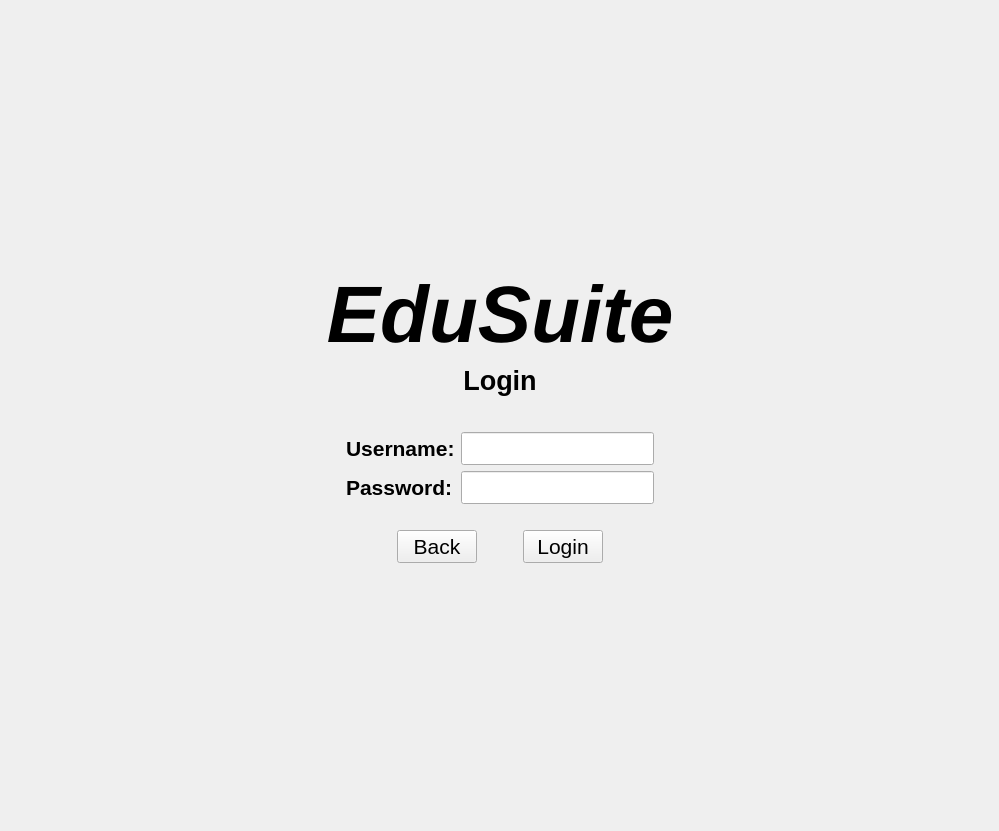
This is ui-design/StackedGUI.ui in Rowantrek/pythonedusuite as Qt 5 draws it before an edit. The edited form follows.
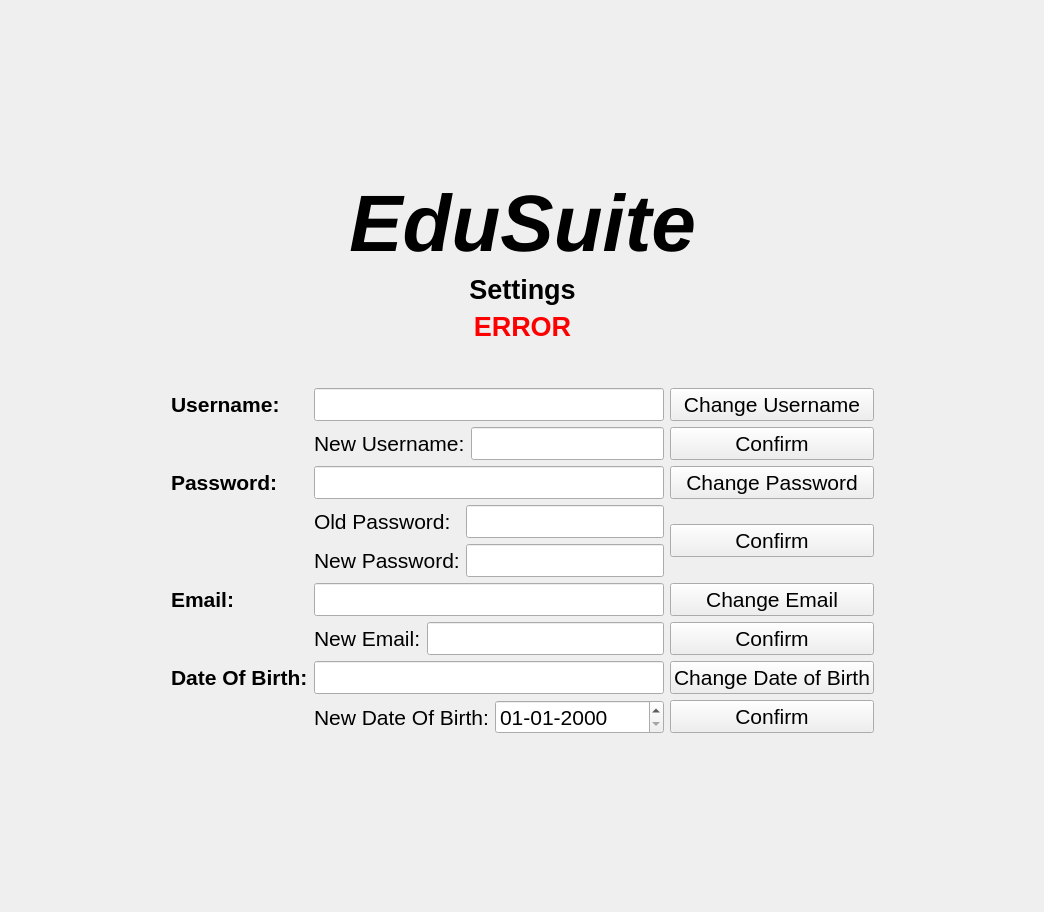
This is the edited form. Icons and pictures are not drawn.

Diff of the .ui file:
```diff
--- a/ui-design/StackedGUI.ui
+++ b/ui-design/StackedGUI.ui
@@ -6,8 +6,8 @@
    <rect>
     <x>0</x>
     <y>0</y>
-    <width>999</width>
-    <height>831</height>
+    <width>1044</width>
+    <height>912</height>
    </rect>
   </property>
   <property name="windowTitle">
@@ -23,8 +23,11 @@
       <layout class="QGridLayout" name="gridLayout_3">
        <item row="0" column="0">
         <widget class="QStackedWidget" name="guif_mm_stacker">
+         <property name="enabled">
+          <bool>true</bool>
+         </property>
          <property name="currentIndex">
-          <number>1</number>
+          <number>4</number>
          </property>
          <widget class="QWidget" name="guif_mainmenu">
           <layout class="QGridLayout" name="gridLayout_2">
@@ -756,6 +759,837 @@
            </item>
           </layout>
          </widget>
+         <widget class="QWidget" name="guif_register">
+          <layout class="QGridLayout" name="gridLayout_7">
+           <item row="1" column="1">
+            <layout class="QGridLayout" name="guif_rm_grid">
+             <item row="4" column="0">
+              <spacer name="verticalSpacer_13">
+               <property name="orientation">
+                <enum>Qt::Vertical</enum>
+               </property>
+               <property name="sizeType">
+                <enum>QSizePolicy::Fixed</enum>
+               </property>
+               <property name="sizeHint" stdset="0">
+                <size>
+                 <width>20</width>
+                 <height>20</height>
+                </size>
+               </property>
+              </spacer>
+             </item>
+             <item row="1" column="0">
+              <widget class="QLabel" name="guif_rm_title_reg">
+               <property name="font">
+                <font>
+                 <pointsize>20</pointsize>
+                 <weight>75</weight>
+                 <italic>true</italic>
+                 <bold>true</bold>
+                </font>
+               </property>
+               <property name="text">
+                <string>Register</string>
+               </property>
+               <property name="alignment">
+                <set>Qt::AlignCenter</set>
+               </property>
+              </widget>
+             </item>
+             <item row="0" column="0">
+              <widget class="QLabel" name="guif_rm_title">
+               <property name="font">
+                <font>
+                 <pointsize>60</pointsize>
+                 <weight>75</weight>
+                 <italic>true</italic>
+                 <bold>true</bold>
+                </font>
+               </property>
+               <property name="text">
+                <string>EduSuite</string>
+               </property>
+               <property name="alignment">
+                <set>Qt::AlignCenter</set>
+               </property>
+              </widget>
+             </item>
+             <item row="3" column="0">
+              <layout class="QHBoxLayout" name="horizontalLayout_2">
+               <item>
+                <layout class="QGridLayout" name="gridLayout_4">
+                 <item row="0" column="3">
+                  <spacer name="horizontalSpacer_19">
+                   <property name="orientation">
+                    <enum>Qt::Horizontal</enum>
+                   </property>
+                   <property name="sizeType">
+                    <enum>QSizePolicy::Fixed</enum>
+                   </property>
+                   <property name="sizeHint" stdset="0">
+                    <size>
+                     <width>100</width>
+                     <height>20</height>
+                    </size>
+                   </property>
+                  </spacer>
+                 </item>
+                 <item row="0" column="2">
+                  <widget class="QLineEdit" name="guif_rm_input_user">
+                   <property name="font">
+                    <font>
+                     <pointsize>16</pointsize>
+                    </font>
+                   </property>
+                   <property name="maxLength">
+                    <number>100</number>
+                   </property>
+                  </widget>
+                 </item>
+                 <item row="0" column="1">
+                  <widget class="QLabel" name="guif_rm_label_user">
+                   <property name="font">
+                    <font>
+                     <pointsize>16</pointsize>
+                     <weight>75</weight>
+                     <bold>true</bold>
+                    </font>
+                   </property>
+                   <property name="text">
+                    <string>Username:</string>
+                   </property>
+                  </widget>
+                 </item>
+                 <item row="0" column="0">
+                  <spacer name="horizontalSpacer_18">
+                   <property name="orientation">
+                    <enum>Qt::Horizontal</enum>
+                   </property>
+                   <property name="sizeType">
+                    <enum>QSizePolicy::Fixed</enum>
+                   </property>
+                   <property name="sizeHint" stdset="0">
+                    <size>
+                     <width>100</width>
+                     <height>20</height>
+                    </size>
+                   </property>
+                  </spacer>
+                 </item>
+                 <item row="1" column="2">
+                  <widget class="QLineEdit" name="guif_rm_input_pass">
+                   <property name="font">
+                    <font>
+                     <pointsize>16</pointsize>
+                     <weight>50</weight>
+                     <italic>false</italic>
+                     <bold>false</bold>
+                    </font>
+                   </property>
+                   <property name="maxLength">
+                    <number>100</number>
+                   </property>
+                   <property name="readOnly">
+                    <bool>false</bool>
+                   </property>
+                  </widget>
+                 </item>
+                 <item row="1" column="1">
+                  <widget class="QLabel" name="guif_rm_label_pass">
+                   <property name="font">
+                    <font>
+                     <pointsize>16</pointsize>
+                     <weight>75</weight>
+                     <bold>true</bold>
+                    </font>
+                   </property>
+                   <property name="text">
+                    <string>Password:</string>
+                   </property>
+                  </widget>
+                 </item>
+                 <item row="2" column="1">
+                  <widget class="QLabel" name="guif_rm_label_email">
+                   <property name="font">
+                    <font>
+                     <pointsize>16</pointsize>
+                     <weight>75</weight>
+                     <bold>true</bold>
+                    </font>
+                   </property>
+                   <property name="text">
+                    <string>Email:</string>
+                   </property>
+                  </widget>
+                 </item>
+                 <item row="2" column="2">
+                  <widget class="QLineEdit" name="guif_rm_input_email">
+                   <property name="font">
+                    <font>
+                     <pointsize>16</pointsize>
+                    </font>
+                   </property>
+                   <property name="maxLength">
+                    <number>100</number>
+                   </property>
+                  </widget>
+                 </item>
+                 <item row="3" column="1">
+                  <widget class="QLabel" name="guif_rm_label_dob">
+                   <property name="font">
+                    <font>
+                     <pointsize>16</pointsize>
+                     <weight>75</weight>
+                     <bold>true</bold>
+                    </font>
+                   </property>
+                   <property name="text">
+                    <string>Date of Birth:</string>
+                   </property>
+                  </widget>
+                 </item>
+                 <item row="3" column="2">
+                  <widget class="QDateEdit" name="guif_rm_input_date">
+                   <property name="font">
+                    <font>
+                     <pointsize>16</pointsize>
+                    </font>
+                   </property>
+                   <property name="displayFormat">
+                    <string>dd-MM-yyyy</string>
+                   </property>
+                   <property name="calendarPopup">
+                    <bool>true</bool>
+                   </property>
+                  </widget>
+                 </item>
+                </layout>
+               </item>
+              </layout>
+             </item>
+             <item row="5" column="0">
+              <layout class="QHBoxLayout" name="horizontalLayout_3">
+               <item>
+                <spacer name="horizontalSpacer_20">
+                 <property name="orientation">
+                  <enum>Qt::Horizontal</enum>
+                 </property>
+                 <property name="sizeHint" stdset="0">
+                  <size>
+                   <width>40</width>
+                   <height>20</height>
+                  </size>
+                 </property>
+                </spacer>
+               </item>
+               <item>
+                <widget class="QPushButton" name="guif_rm_btn_back">
+                 <property name="font">
+                  <font>
+                   <pointsize>16</pointsize>
+                   <weight>50</weight>
+                   <bold>false</bold>
+                  </font>
+                 </property>
+                 <property name="text">
+                  <string>Back</string>
+                 </property>
+                </widget>
+               </item>
+               <item>
+                <spacer name="horizontalSpacer_22">
+                 <property name="orientation">
+                  <enum>Qt::Horizontal</enum>
+                 </property>
+                 <property name="sizeHint" stdset="0">
+                  <size>
+                   <width>40</width>
+                   <height>20</height>
+                  </size>
+                 </property>
+                </spacer>
+               </item>
+               <item>
+                <widget class="QPushButton" name="guif_rm_btn_reg">
+                 <property name="font">
+                  <font>
+                   <pointsize>16</pointsize>
+                  </font>
+                 </property>
+                 <property name="text">
+                  <string>Register</string>
+                 </property>
+                </widget>
+               </item>
+               <item>
+                <spacer name="horizontalSpacer_21">
+                 <property name="orientation">
+                  <enum>Qt::Horizontal</enum>
+                 </property>
+                 <property name="sizeHint" stdset="0">
+                  <size>
+                   <width>40</width>
+                   <height>20</height>
+                  </size>
+                 </property>
+                </spacer>
+               </item>
+              </layout>
+             </item>
+             <item row="2" column="0">
+              <widget class="QLabel" name="guif_rm_label_invalid">
+               <property name="enabled">
+                <bool>false</bool>
+               </property>
+               <property name="font">
+                <font>
+                 <pointsize>20</pointsize>
+                 <weight>75</weight>
+                 <bold>true</bold>
+                </font>
+               </property>
+               <property name="styleSheet">
+                <string notr="true">color: rgb(255, 0, 0);</string>
+               </property>
+               <property name="text">
+                <string>Invalid Details</string>
+               </property>
+               <property name="alignment">
+                <set>Qt::AlignCenter</set>
+               </property>
+              </widget>
+             </item>
+            </layout>
+           </item>
+           <item row="2" column="1">
+            <spacer name="verticalSpacer_15">
+             <property name="orientation">
+              <enum>Qt::Vertical</enum>
+             </property>
+             <property name="sizeHint" stdset="0">
+              <size>
+               <width>20</width>
+               <height>40</height>
+              </size>
+             </property>
+            </spacer>
+           </item>
+           <item row="1" column="0">
+            <spacer name="horizontalSpacer_23">
+             <property name="orientation">
+              <enum>Qt::Horizontal</enum>
+             </property>
+             <property name="sizeHint" stdset="0">
+              <size>
+               <width>40</width>
+               <height>20</height>
+              </size>
+             </property>
+            </spacer>
+           </item>
+           <item row="0" column="1">
+            <spacer name="verticalSpacer_14">
+             <property name="orientation">
+              <enum>Qt::Vertical</enum>
+             </property>
+             <property name="sizeHint" stdset="0">
+              <size>
+               <width>20</width>
+               <height>40</height>
+              </size>
+             </property>
+            </spacer>
+           </item>
+           <item row="1" column="2">
+            <spacer name="horizontalSpacer_24">
+             <property name="orientation">
+              <enum>Qt::Horizontal</enum>
+             </property>
+             <property name="sizeHint" stdset="0">
+              <size>
+               <width>40</width>
+               <height>20</height>
+              </size>
+             </property>
+            </spacer>
+           </item>
+          </layout>
+         </widget>
+         <widget class="QWidget" name="guif_settings">
+          <layout class="QGridLayout" name="gridLayout_12">
+           <item row="0" column="1">
+            <spacer name="verticalSpacer_16">
+             <property name="orientation">
+              <enum>Qt::Vertical</enum>
+             </property>
+             <property name="sizeHint" stdset="0">
+              <size>
+               <width>20</width>
+               <height>40</height>
+              </size>
+             </property>
+            </spacer>
+           </item>
+           <item row="2" column="1">
+            <spacer name="verticalSpacer_17">
+             <property name="orientation">
+              <enum>Qt::Vertical</enum>
+             </property>
+             <property name="sizeHint" stdset="0">
+              <size>
+               <width>20</width>
+               <height>40</height>
+              </size>
+             </property>
+            </spacer>
+           </item>
+           <item row="1" column="0">
+            <spacer name="horizontalSpacer_25">
+             <property name="orientation">
+              <enum>Qt::Horizontal</enum>
+             </property>
+             <property name="sizeHint" stdset="0">
+              <size>
+               <width>40</width>
+               <height>20</height>
+              </size>
+             </property>
+            </spacer>
+           </item>
+           <item row="1" column="1">
+            <layout class="QGridLayout" name="gridLayout_8">
+             <item row="3" column="0">
+              <spacer name="verticalSpacer_12">
+               <property name="orientation">
+                <enum>Qt::Vertical</enum>
+               </property>
+               <property name="sizeType">
+                <enum>QSizePolicy::Fixed</enum>
+               </property>
+               <property name="sizeHint" stdset="0">
+                <size>
+                 <width>20</width>
+                 <height>40</height>
+                </size>
+               </property>
+              </spacer>
+             </item>
+             <item row="2" column="0">
+              <widget class="QLabel" name="guif_set_label_error">
+               <property name="font">
+                <font>
+                 <pointsize>20</pointsize>
+                 <weight>75</weight>
+                 <bold>true</bold>
+                </font>
+               </property>
+               <property name="styleSheet">
+                <string notr="true">color: rgb(255, 0, 0);</string>
+               </property>
+               <property name="text">
+                <string>ERROR</string>
+               </property>
+               <property name="alignment">
+                <set>Qt::AlignCenter</set>
+               </property>
+              </widget>
+             </item>
+             <item row="0" column="0">
+              <widget class="QLabel" name="guif_set_title">
+               <property name="font">
+                <font>
+                 <pointsize>60</pointsize>
+                 <weight>75</weight>
+                 <italic>true</italic>
+                 <bold>true</bold>
+                </font>
+               </property>
+               <property name="text">
+                <string>EduSuite</string>
+               </property>
+               <property name="alignment">
+                <set>Qt::AlignCenter</set>
+               </property>
+              </widget>
+             </item>
+             <item row="1" column="0">
+              <widget class="QLabel" name="guif_set_title_set">
+               <property name="font">
+                <font>
+                 <pointsize>20</pointsize>
+                 <weight>75</weight>
+                 <italic>false</italic>
+                 <bold>true</bold>
+                </font>
+               </property>
+               <property name="text">
+                <string>Settings</string>
+               </property>
+               <property name="alignment">
+                <set>Qt::AlignCenter</set>
+               </property>
+              </widget>
+             </item>
+             <item row="4" column="0">
+              <layout class="QHBoxLayout" name="horizontalLayout_5">
+               <item>
+                <layout class="QGridLayout" name="gridLayout_9">
+                 <item row="1" column="2">
+                  <widget class="QPushButton" name="guif_set_btn_confirm_user">
+                   <property name="font">
+                    <font>
+                     <pointsize>16</pointsize>
+                    </font>
+                   </property>
+                   <property name="text">
+                    <string>Confirm</string>
+                   </property>
+                  </widget>
+                 </item>
+                 <item row="2" column="0">
+                  <widget class="QLabel" name="guif_set_label_pass">
+                   <property name="font">
+                    <font>
+                     <pointsize>16</pointsize>
+                     <weight>75</weight>
+                     <bold>true</bold>
+                    </font>
+                   </property>
+                   <property name="text">
+                    <string>Password:</string>
+                   </property>
+                  </widget>
+                 </item>
+                 <item row="2" column="2">
+                  <widget class="QPushButton" name="guif_set_btn_changepass">
+                   <property name="font">
+                    <font>
+                     <pointsize>16</pointsize>
+                    </font>
+                   </property>
+                   <property name="text">
+                    <string>Change Password</string>
+                   </property>
+                  </widget>
+                 </item>
+                 <item row="6" column="0">
+                  <widget class="QLabel" name="guif_set_label_dob">
+                   <property name="font">
+                    <font>
+                     <pointsize>16</pointsize>
+                     <weight>75</weight>
+                     <bold>true</bold>
+                    </font>
+                   </property>
+                   <property name="text">
+                    <string>Date Of Birth:</string>
+                   </property>
+                  </widget>
+                 </item>
+                 <item row="6" column="1">
+                  <widget class="QLineEdit" name="guif_set_edit_dob">
+                   <property name="font">
+                    <font>
+                     <pointsize>16</pointsize>
+                    </font>
+                   </property>
+                   <property name="readOnly">
+                    <bool>true</bool>
+                   </property>
+                  </widget>
+                 </item>
+                 <item row="6" column="2">
+                  <widget class="QPushButton" name="guif_set_btn_changedob">
+                   <property name="font">
+                    <font>
+                     <pointsize>16</pointsize>
+                    </font>
+                   </property>
+                   <property name="text">
+                    <string>Change Date of Birth</string>
+                   </property>
+                  </widget>
+                 </item>
+                 <item row="0" column="0">
+                  <widget class="QLabel" name="guif_set_label_user">
+                   <property name="font">
+                    <font>
+                     <pointsize>16</pointsize>
+                     <weight>75</weight>
+                     <bold>true</bold>
+                    </font>
+                   </property>
+                   <property name="text">
+                    <string>Username:</string>
+                   </property>
+                  </widget>
+                 </item>
+                 <item row="0" column="2">
+                  <widget class="QPushButton" name="guif_set_btn_changeuser">
+                   <property name="font">
+                    <font>
+                     <pointsize>16</pointsize>
+                    </font>
+                   </property>
+                   <property name="text">
+                    <string>Change Username</string>
+                   </property>
+                  </widget>
+                 </item>
+                 <item row="2" column="1">
+                  <widget class="QLineEdit" name="guif_set_edit_pass">
+                   <property name="font">
+                    <font>
+                     <pointsize>16</pointsize>
+                    </font>
+                   </property>
+                   <property name="readOnly">
+                    <bool>true</bool>
+                   </property>
+                  </widget>
+                 </item>
+                 <item row="4" column="2">
+                  <widget class="QPushButton" name="guif_set_btn_changeemail">
+                   <property name="font">
+                    <font>
+                     <pointsize>16</pointsize>
+                    </font>
+                   </property>
+                   <property name="text">
+                    <string>Change Email</string>
+                   </property>
+                  </widget>
+                 </item>
+                 <item row="4" column="1">
+                  <widget class="QLineEdit" name="guif_set_edit_email">
+                   <property name="font">
+                    <font>
+                     <pointsize>16</pointsize>
+                    </font>
+                   </property>
+                   <property name="readOnly">
+                    <bool>true</bool>
+                   </property>
+                  </widget>
+                 </item>
+                 <item row="4" column="0">
+                  <widget class="QLabel" name="guif_set_label_email">
+                   <property name="font">
+                    <font>
+                     <pointsize>16</pointsize>
+                     <weight>75</weight>
+                     <bold>true</bold>
+                    </font>
+                   </property>
+                   <property name="text">
+                    <string>Email:</string>
+                   </property>
+                  </widget>
+                 </item>
+                 <item row="0" column="1">
+                  <widget class="QLineEdit" name="guif_set_edit_user">
+                   <property name="font">
+                    <font>
+                     <pointsize>16</pointsize>
+                    </font>
+                   </property>
+                   <property name="readOnly">
+                    <bool>true</bool>
+                   </property>
+                  </widget>
+                 </item>
+                 <item row="3" column="1">
+                  <layout class="QHBoxLayout" name="guif_set_lay_newpass">
+                   <item>
+                    <layout class="QGridLayout" name="gridLayout_11">
+                     <item row="0" column="0">
+                      <widget class="QLabel" name="guif_set_label_oldpass">
+                       <property name="font">
+                        <font>
+                         <pointsize>16</pointsize>
+                        </font>
+                       </property>
+                       <property name="text">
+                        <string>Old Password:</string>
+                       </property>
+                      </widget>
+                     </item>
+                     <item row="0" column="1">
+                      <widget class="QLineEdit" name="guif_set_edit_oldpass">
+                       <property name="font">
+                        <font>
+                         <pointsize>16</pointsize>
+                        </font>
+                       </property>
+                      </widget>
+                     </item>
+                     <item row="1" column="0">
+                      <widget class="QLabel" name="guif_set_label_newpass">
+                       <property name="font">
+                        <font>
+                         <pointsize>16</pointsize>
+                        </font>
+                       </property>
+                       <property name="text">
+                        <string>New Password:</string>
+                       </property>
+                      </widget>
+                     </item>
+                     <item row="1" column="1">
+                      <widget class="QLineEdit" name="guif_set_edit_newpass">
+                       <property name="font">
+                        <font>
+                         <pointsize>16</pointsize>
+                        </font>
+                       </property>
+                      </widget>
+                     </item>
+                    </layout>
+                   </item>
+                  </layout>
+                 </item>
+                 <item row="1" column="1">
+                  <layout class="QHBoxLayout" name="guif_set_lay_newuser">
+                   <item>
+                    <widget class="QLabel" name="guif_set_label_newuser">
+                     <property name="font">
+                      <font>
+                       <pointsize>16</pointsize>
+                       <weight>50</weight>
+                       <bold>false</bold>
+                      </font>
+                     </property>
+                     <property name="text">
+                      <string>New Username:</string>
+                     </property>
+                    </widget>
+                   </item>
+                   <item>
+                    <widget class="QLineEdit" name="guif_set_edit_newuser">
+                     <property name="font">
+                      <font>
+                       <pointsize>16</pointsize>
+                      </font>
+                     </property>
+                    </widget>
+                   </item>
+                  </layout>
+                 </item>
+                 <item row="3" column="2">
+                  <layout class="QVBoxLayout" name="verticalLayout">
+                   <item>
+                    <widget class="QPushButton" name="guif_set_btn_confirm_pass">
+                     <property name="font">
+                      <font>
+                       <pointsize>16</pointsize>
+                      </font>
+                     </property>
+                     <property name="text">
+                      <string>Confirm</string>
+                     </property>
+                    </widget>
+                   </item>
+                  </layout>
+                 </item>
+                 <item row="5" column="1">
+                  <layout class="QHBoxLayout" name="guif_set_lay_newemail">
+                   <item>
+                    <widget class="QLabel" name="guif_set_label_newemail">
+                     <property name="font">
+                      <font>
+                       <pointsize>16</pointsize>
+                      </font>
+                     </property>
+                     <property name="text">
+                      <string>New Email:</string>
+                     </property>
+                    </widget>
+                   </item>
+                   <item>
+                    <widget class="QLineEdit" name="guif_set_edit_newemail">
+                     <property name="font">
+                      <font>
+                       <pointsize>16</pointsize>
+                      </font>
+                     </property>
+                    </widget>
+                   </item>
+                  </layout>
+                 </item>
+                 <item row="7" column="1">
+                  <layout class="QHBoxLayout" name="guif_set_lay_newdob">
+                   <item>
+                    <widget class="QLabel" name="guif_set_label_newdob">
+                     <property name="font">
+                      <font>
+                       <pointsize>16</pointsize>
+                      </font>
+                     </property>
+                     <property name="text">
+                      <string>New Date Of Birth:</string>
+                     </property>
+                    </widget>
+                   </item>
+                   <item>
+                    <widget class="QDateEdit" name="guif_set_edit_newdob">
+                     <property name="font">
+                      <font>
+                       <pointsize>16</pointsize>
+                      </font>
+                     </property>
+                     <property name="displayFormat">
+                      <string>dd-MM-yyyy</string>
+                     </property>
+                    </widget>
+                   </item>
+                  </layout>
+                 </item>
+                 <item row="7" column="2">
+                  <widget class="QPushButton" name="guif_set_btn_confirm_dob">
+                   <property name="font">
+                    <font>
+                     <pointsize>16</pointsize>
+                    </font>
+                   </property>
+                   <property name="text">
+                    <string>Confirm</string>
+                   </property>
+                  </widget>
+                 </item>
+                 <item row="5" column="2">
+                  <widget class="QPushButton" name="guif_set_btn_confirm_email">
+                   <property name="font">
+                    <font>
+                     <pointsize>16</pointsize>
+                    </font>
+                   </property>
+                   <property name="text">
+                    <string>Confirm</string>
+                   </property>
+                  </widget>
+                 </item>
+                </layout>
+               </item>
+              </layout>
+             </item>
+            </layout>
+           </item>
+           <item row="1" column="2">
+            <spacer name="horizontalSpacer_26">
+             <property name="orientation">
+              <enum>Qt::Horizontal</enum>
+             </property>
+             <property name="sizeHint" stdset="0">
+              <size>
+               <width>40</width>
+               <height>20</height>
+              </size>
+             </property>
+            </spacer>
+           </item>
+          </layout>
+         </widget>
         </widget>
        </item>
       </layout>
```
Left out of the diff: 46 changed lines with no effect on the pictures.
